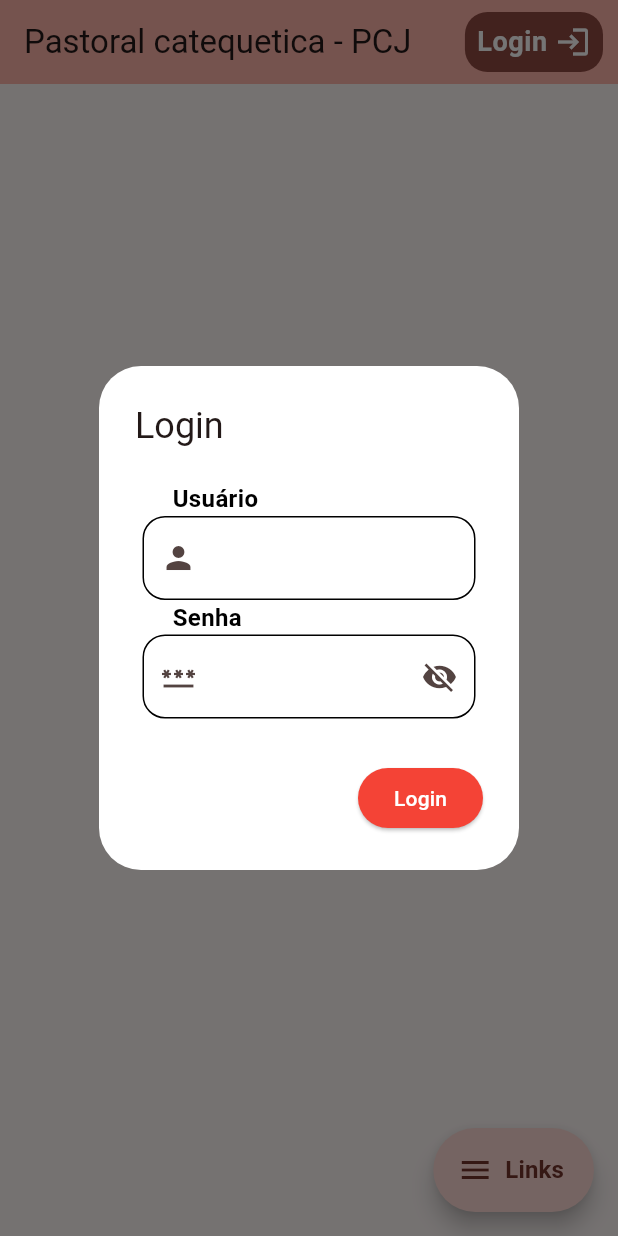
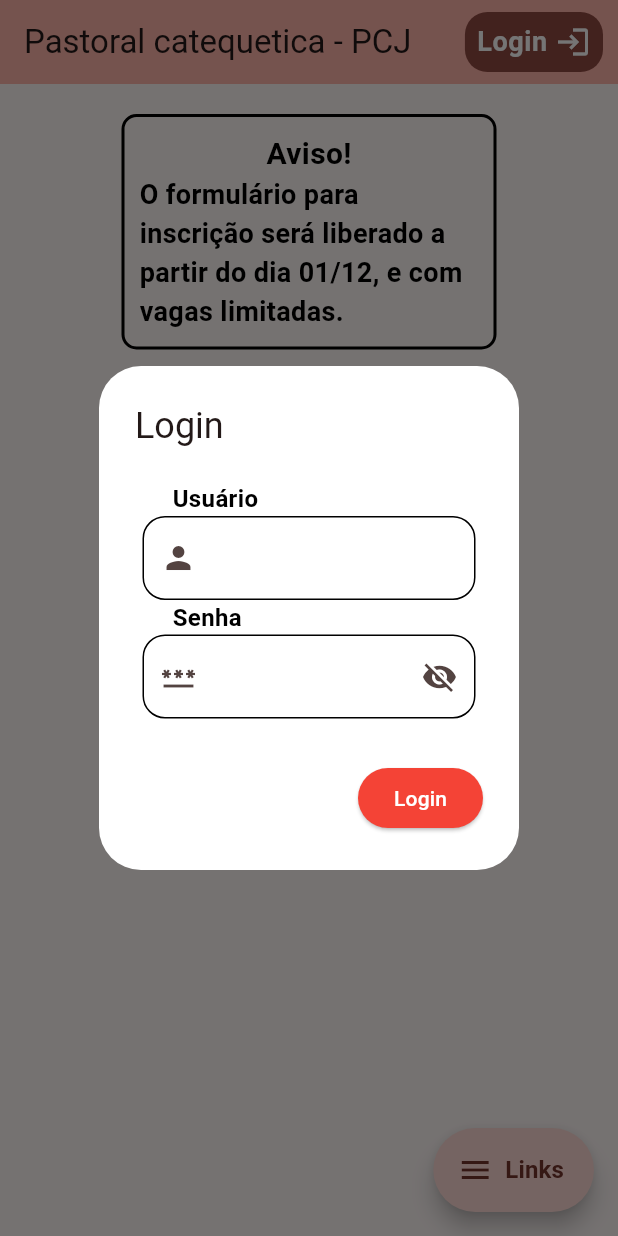
Before and after one commit to Caio-Caetano/pcj-catequese, a Flutter app: the screen it shows after launch, after a tap on "Login", on a phone screen of 412 x 824 dp. Run offline on Flutter 3.47's test engine with Material 3 defaults, Android fonts, the phone set to English and light mode, and no system bars; drawn by our look-alikes of flutter_speed_dial; our stand-ins replace cloud_firestore, easy_sidemenu, file_picker, firebase_core, firebase_storage, google_fonts and 3 more; missing offline and left inert: excel, search_cep; accounts and stored records are empty.

Commit message:
Abrir/fechar e total de inscrições

```diff
--- /dev/null
+++ b/lib/controller/config_controller.dart
@@ -0,0 +1,9 @@
+import 'package:webapp/data/config_repository.dart';
+
+class ConfigController {
+  final ConfigRepository _repository = ConfigRepository();
+
+  Future<bool> getFormAberto() async => _repository.getFormAberto();
+
+  Future<void> updateFormAberto() async => _repository.updateFormAberto();
+}
--- /dev/null
+++ b/lib/data/config_repository.dart
@@ -0,0 +1,16 @@
+import 'package:cloud_firestore/cloud_firestore.dart';
+
+class ConfigRepository {
+  Future<bool> getFormAberto() async {
+    var configFormAberto = await FirebaseFirestore.instance.collection('configs').doc('configs').get();
+    Map<String, dynamic>? retorno = configFormAberto.data();
+    return retorno?['formOpen'] ?? false;
+  }
+
+  Future<void> updateFormAberto() async {
+    var configFormAberto = await FirebaseFirestore.instance.collection('configs').doc('configs').get();
+    Map<String, dynamic>? retorno = configFormAberto.data();
+    bool open = retorno?['formOpen'] ?? false;
+    await FirebaseFirestore.instance.collection('configs').doc('configs').update({'formOpen' : !open});
+  }
+}
--- a/lib/pages/home/respostas/main.dart
+++ b/lib/pages/home/respostas/main.dart
@@ -37,6 +37,7 @@ class _RepostasPageViewState extends State<RepostasPageView> {
               return SingleChildScrollView(
                 child: Column(
                   children: [
+                    Text('Total de inscrições: ${inscricoes?.length}'),
                     InkWell(
                       onTap: () async => await exportToExcel(inscricoes!),
                       child: Container(
--- a/lib/pages/login/login_page.dart
+++ b/lib/pages/login/login_page.dart
@@ -1,5 +1,6 @@
 import 'package:flutter/material.dart';
 import 'package:flutter_speed_dial/flutter_speed_dial.dart';
+import 'package:webapp/controller/config_controller.dart';
 import 'package:webapp/pages/login/popup_login.dart';
 
 class LoginPage extends StatelessWidget {
@@ -9,6 +10,7 @@ class LoginPage extends StatelessWidget {
 
   @override
   Widget build(BuildContext context) {
+    final ConfigController configController = ConfigController();
     return Scaffold(
       appBar: AppBar(
         backgroundColor: Theme.of(context).colorScheme.inversePrimary,
@@ -38,16 +40,45 @@ class LoginPage extends StatelessWidget {
           )
         ],
       ),
-      body: Column(
-        mainAxisAlignment: MainAxisAlignment.center,
-        children: [
-          Center(
-            child: ElevatedButton(
-              onPressed: onRegisterClick,
-              child: const Text('Inscrição', style: TextStyle(fontSize: 24)),
+      body: Center(
+        child: Column(
+          children: [
+            const SizedBox(height: 20),
+            Container(
+              width: 250,
+              padding: const EdgeInsets.all(10),
+              decoration: BoxDecoration(
+                border: Border.all(color: Colors.black, width: 2),
+                borderRadius: BorderRadius.circular(10),
+              ),
+              child: const Column(
+                mainAxisSize: MainAxisSize.min,
+                children: [
+                  Text('Aviso!', style: TextStyle(fontSize: 20, fontWeight: FontWeight.bold)),
+                  Text('O formulário para inscrição será liberado a partir do dia 01/12, e com vagas limitadas.'),
+                ],
+              ),
             ),
-          ),
-        ],
+            const Spacer(),
+            FutureBuilder(
+                future: configController.getFormAberto(),
+                builder: (context, snapshot) {
+                  if (snapshot.connectionState == ConnectionState.done) {
+                    bool open = snapshot.data ?? false;
+                    return open
+                        ? Center(
+                            child: ElevatedButton(
+                              onPressed: onRegisterClick,
+                              child: const Text('Inscrição', style: TextStyle(fontSize: 24)),
+                            ),
+                          )
+                        : const Text('Inscrições fechadas');
+                  }
+                  return Container();
+                }),
+            const Spacer(),
+          ],
+        ),
       ),
       floatingActionButton: SpeedDial(
         icon: Icons.menu,
```
Also changed, not shown: lib/pages/home/configuracoes/main.dart (added, +46 -0 lines), lib/pages/home/home_page.dart (+10 -2 lines), 1 other file.
